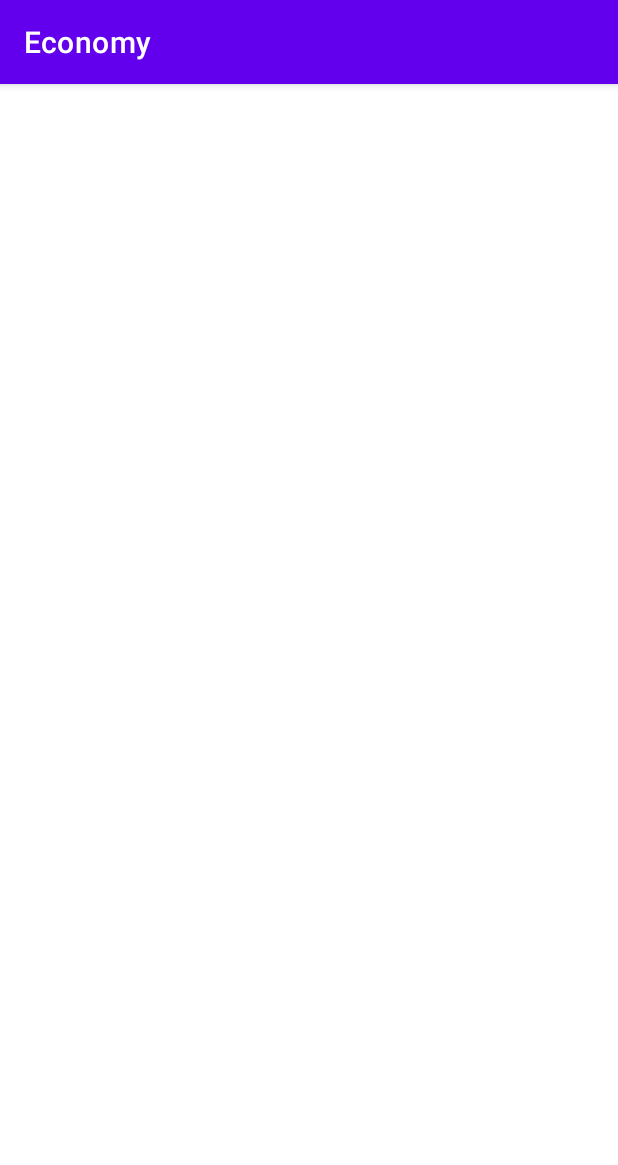
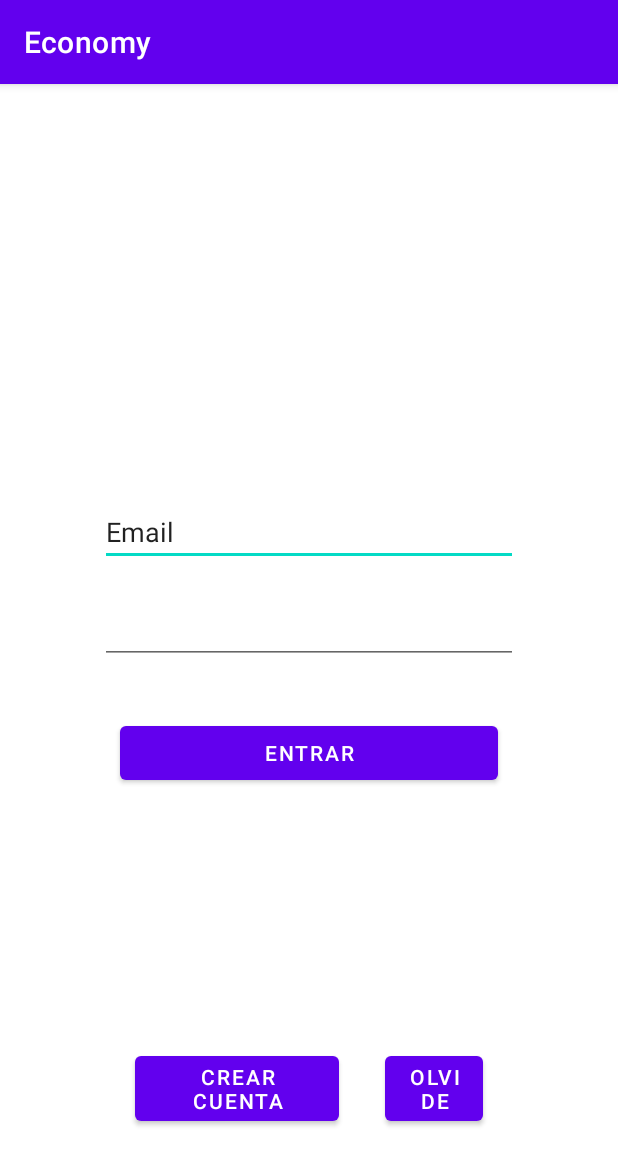
Before and after one commit to Ignacio557/Economy, an Android app: the screen it shows after launch (MainActivity), on a phone screen of 412 x 824 dp. Shown: the top 1165 px of the screen. Run offline under Robolectric (Android 15) with nearby library versions, the phone set to English and light mode, and no system bars.

Commit message:
integracion de Authentication firebase, creacion de los framenworks del activity_main.xml y del activity_new_user.xml

```diff
--- a/app/build.gradle
+++ b/app/build.gradle
@@ -33,6 +33,7 @@ dependencies {
     implementation 'com.google.android.material:material:1.2.1'
     implementation 'androidx.constraintlayout:constraintlayout:2.0.4'
     implementation platform('com.google.firebase:firebase-bom:26.1.1')
+    implementation 'com.google.firebase:firebase-auth'
     implementation 'com.google.firebase:firebase-analytics'
     testImplementation 'junit:junit:4.+'
     androidTestImplementation 'androidx.test.ext:junit:1.1.2'
--- a/app/src/main/AndroidManifest.xml
+++ b/app/src/main/AndroidManifest.xml
@@ -1,6 +1,8 @@
 <?xml version="1.0" encoding="utf-8"?>
 <manifest xmlns:android="http://schemas.android.com/apk/res/android"
     package="com.example.economy">
+
+    <uses-permission android:name="android.permission.INTERNET" />
 
     <application
         android:allowBackup="true"
@@ -9,6 +11,7 @@
         android:roundIcon="@mipmap/ic_launcher_round"
         android:supportsRtl="true"
         android:theme="@style/Theme.Economy">
+        <activity android:name=".NewUserActivity"></activity>
         <activity android:name=".MainActivity">
             <intent-filter>
                 <action android:name="android.intent.action.MAIN" />
--- a/app/src/main/res/layout/activity_main.xml
+++ b/app/src/main/res/layout/activity_main.xml
@@ -4,4 +4,81 @@
     xmlns:tools="http://schemas.android.com/tools"
     android:layout_width="match_parent"
     android:layout_height="match_parent"
-    tools:context=".MainActivity"/>
+    tools:context=".MainActivity">
+
+    <LinearLayout
+        android:layout_width="match_parent"
+        android:layout_height="match_parent"
+        android:orientation="vertical">
+
+        <LinearLayout
+            android:id="@+id/Lyt_Loggin"
+            android:layout_width="match_parent"
+            android:layout_height="550dp"
+            android:gravity="bottom"
+            android:orientation="vertical">
+
+
+            <EditText
+                android:id="@+id/Txt_Email"
+                android:layout_width="match_parent"
+                android:layout_height="wrap_content"
+                android:layout_marginLeft="100px"
+                android:layout_marginRight="100px"
+                android:ems="10"
+                android:inputType="textPersonName"
+                android:text="@string/txt_email" />
+
+            <EditText
+                android:id="@+id/Txt_Psswd"
+                android:layout_width="match_parent"
+                android:layout_height="wrap_content"
+                android:layout_marginLeft="100px"
+                android:layout_marginTop="20dp"
+                android:layout_marginRight="100px"
+                android:ems="10"
+                android:inputType="textPassword" />
+
+            <Button
+                android:id="@+id/Btn_Log"
+                android:layout_width="match_parent"
+                android:layout_height="wrap_content"
+                android:layout_marginLeft="120px"
+                android:layout_marginTop="35dp"
+                android:layout_marginRight="120px"
+                android:layout_marginBottom="80dp"
+                android:text="@string/txt_Loggin" />
+
+        </LinearLayout>
+
+        <LinearLayout
+            android:id="@+id/Lyt_Opciones"
+            android:layout_width="match_parent"
+            android:layout_height="match_parent"
+            android:gravity="bottom"
+            android:orientation="horizontal">
+
+            <Button
+                android:id="@+id/Btn_NewUser"
+                android:layout_width="wrap_content"
+                android:layout_height="wrap_content"
+                android:layout_marginLeft="135px"
+                android:layout_marginRight="15dp"
+                android:layout_marginBottom="35dp"
+                android:layout_weight="1"
+                android:text="@string/txt_NewUser" />
+
+            <Button
+                android:id="@+id/Btn_NewPsswd"
+                android:layout_width="wrap_content"
+                android:layout_height="wrap_content"
+                android:layout_marginLeft="15dp"
+                android:layout_marginRight="135px"
+                android:layout_marginBottom="35dp"
+                android:layout_weight="2"
+                android:text="@string/txt_NewPsswd" />
+        </LinearLayout>
+
+    </LinearLayout>
+
+</androidx.constraintlayout.widget.ConstraintLayout>
--- a/app/src/main/res/values/strings.xml
+++ b/app/src/main/res/values/strings.xml
@@ -1,3 +1,9 @@
 <resources>
     <string name="app_name">Economy</string>
+    <string name="txt_email">Email</string>
+    <string name="txt_Loggin">Entrar</string>
+    <string name="txt_Opciones">Opciones</string>
+    <string name="txt_NewUser">Crear Cuenta</string>
+    <string name="txt_NewPsswd">Olvide</string>
+    <string name="txt_nameUser">Nombre</string>
 </resources>
```
Also changed, not shown: app/src/main/java/com/example/economy/NewUserActivity.java (added, +14 -0 lines), app/src/main/res/layout/activity_new_user.xml (added, +62 -0 lines).
